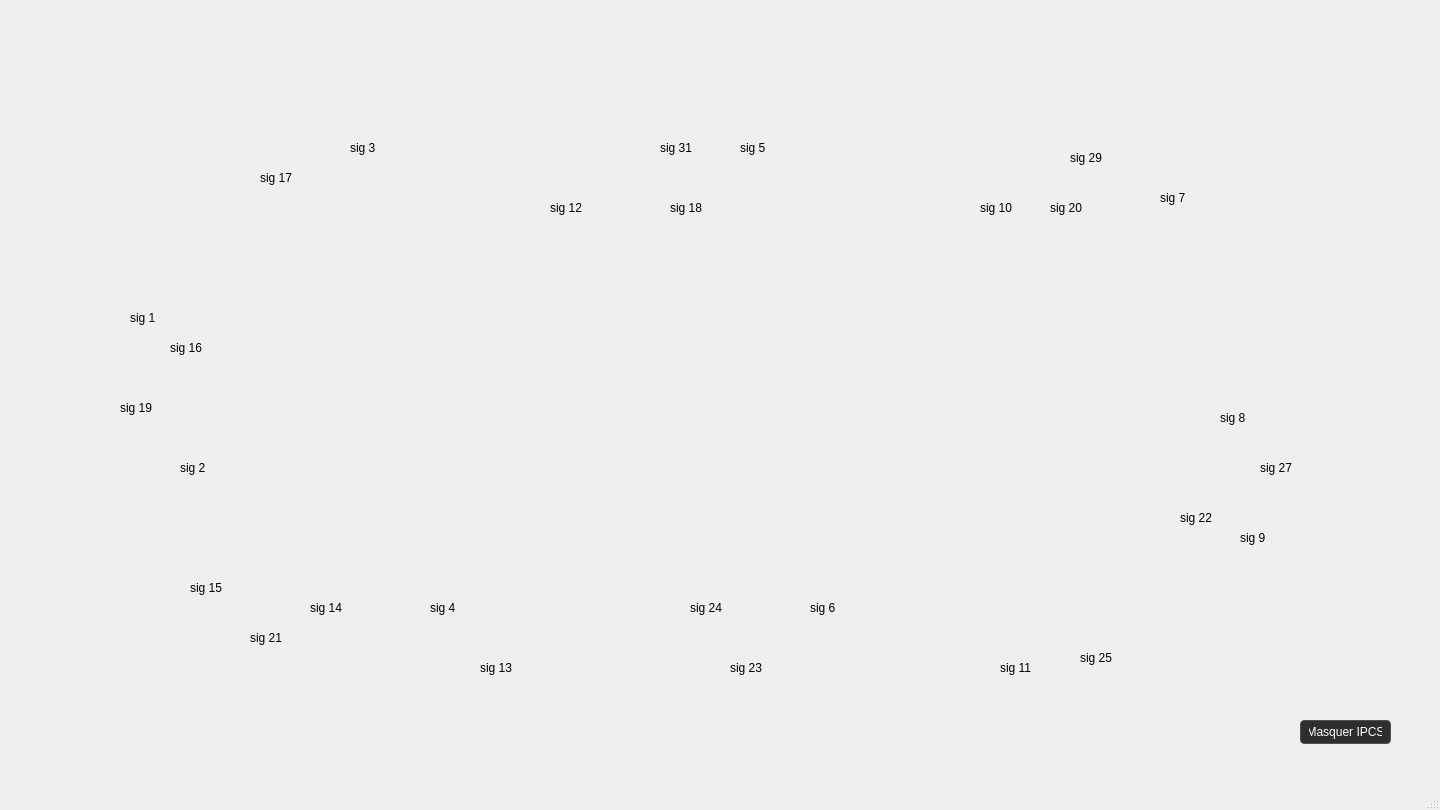
Before: the Qt Designer form ui/gui.ui in Elfix3/TCO, drawn with Qt 5.
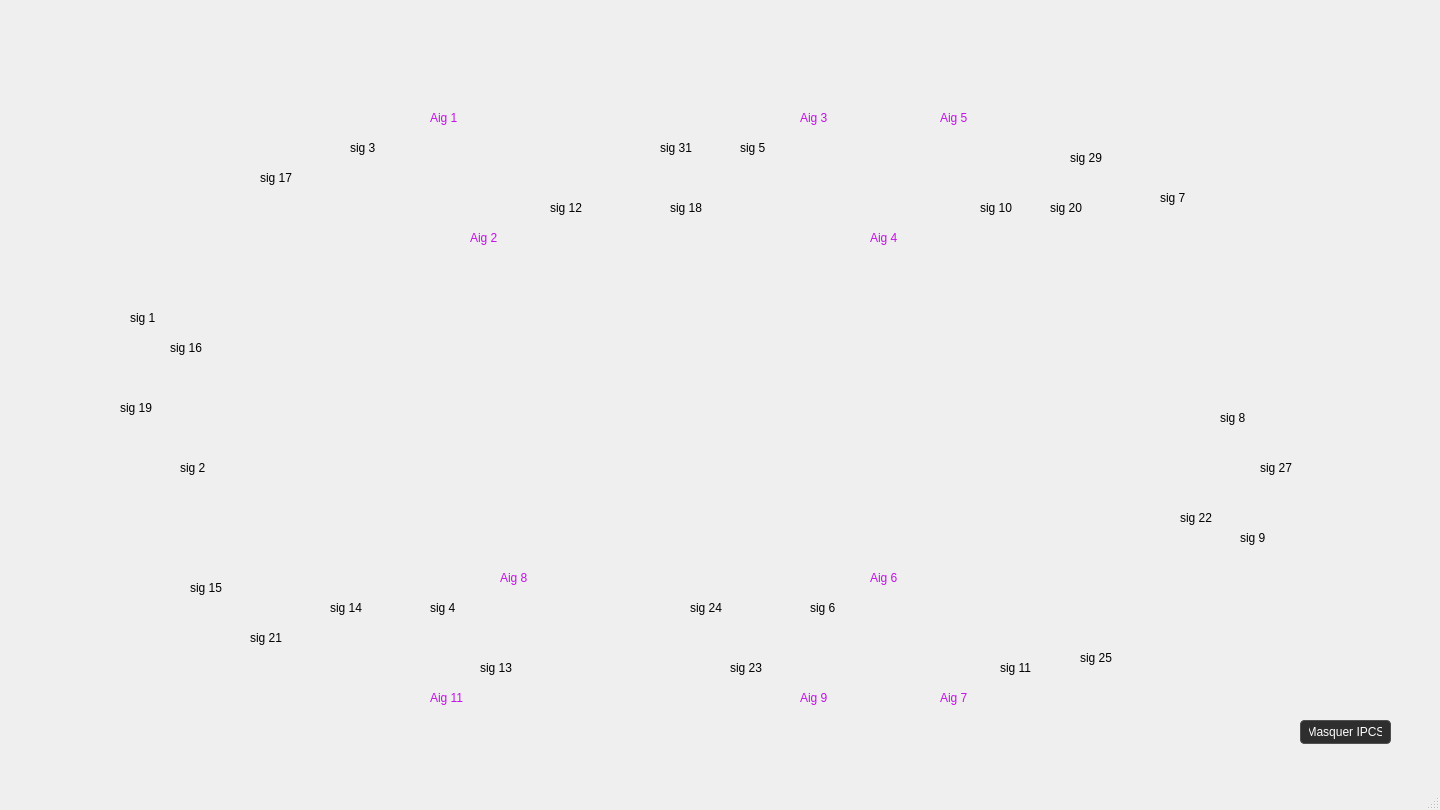
After: the same form once the commit is applied. Icons and pictures are not drawn.

Commit message: aiguille labels added

Patch:
```diff
--- a/ui/gui.ui
+++ b/ui/gui.ui
@@ -285,7 +285,7 @@
    <widget class="QLabel" name="labelSig14_IPCS">
     <property name="geometry">
      <rect>
-      <x>310</x>
+      <x>330</x>
       <y>600</y>
       <width>49</width>
       <height>16</height>
@@ -438,6 +438,406 @@
      <string>sig 19</string>
     </property>
    </widget>
+   <widget class="QLabel" name="labelAig1">
+    <property name="geometry">
+     <rect>
+      <x>430</x>
+      <y>110</y>
+      <width>49</width>
+      <height>16</height>
+     </rect>
+    </property>
+    <property name="palette">
+     <palette>
+      <active>
+       <colorrole role="WindowText">
+        <brush brushstyle="SolidPattern">
+         <color alpha="255">
+          <red>198</red>
+          <green>15</green>
+          <blue>235</blue>
+         </color>
+        </brush>
+       </colorrole>
+      </active>
+      <inactive>
+       <colorrole role="WindowText">
+        <brush brushstyle="SolidPattern">
+         <color alpha="255">
+          <red>198</red>
+          <green>15</green>
+          <blue>235</blue>
+         </color>
+        </brush>
+       </colorrole>
+      </inactive>
+      <disabled/>
+     </palette>
+    </property>
+    <property name="text">
+     <string>Aig 1</string>
+    </property>
+   </widget>
+   <widget class="QLabel" name="labelAig2">
+    <property name="geometry">
+     <rect>
+      <x>470</x>
+      <y>230</y>
+      <width>49</width>
+      <height>16</height>
+     </rect>
+    </property>
+    <property name="palette">
+     <palette>
+      <active>
+       <colorrole role="WindowText">
+        <brush brushstyle="SolidPattern">
+         <color alpha="255">
+          <red>198</red>
+          <green>15</green>
+          <blue>235</blue>
+         </color>
+        </brush>
+       </colorrole>
+      </active>
+      <inactive>
+       <colorrole role="WindowText">
+        <brush brushstyle="SolidPattern">
+         <color alpha="255">
+          <red>198</red>
+          <green>15</green>
+          <blue>235</blue>
+         </color>
+        </brush>
+       </colorrole>
+      </inactive>
+      <disabled/>
+     </palette>
+    </property>
+    <property name="text">
+     <string>Aig 2</string>
+    </property>
+   </widget>
+   <widget class="QLabel" name="labelAig3">
+    <property name="geometry">
+     <rect>
+      <x>800</x>
+      <y>110</y>
+      <width>49</width>
+      <height>16</height>
+     </rect>
+    </property>
+    <property name="palette">
+     <palette>
+      <active>
+       <colorrole role="WindowText">
+        <brush brushstyle="SolidPattern">
+         <color alpha="255">
+          <red>198</red>
+          <green>15</green>
+          <blue>235</blue>
+         </color>
+        </brush>
+       </colorrole>
+      </active>
+      <inactive>
+       <colorrole role="WindowText">
+        <brush brushstyle="SolidPattern">
+         <color alpha="255">
+          <red>198</red>
+          <green>15</green>
+          <blue>235</blue>
+         </color>
+        </brush>
+       </colorrole>
+      </inactive>
+      <disabled/>
+     </palette>
+    </property>
+    <property name="text">
+     <string>Aig 3</string>
+    </property>
+   </widget>
+   <widget class="QLabel" name="labelAig5">
+    <property name="geometry">
+     <rect>
+      <x>940</x>
+      <y>110</y>
+      <width>49</width>
+      <height>16</height>
+     </rect>
+    </property>
+    <property name="palette">
+     <palette>
+      <active>
+       <colorrole role="WindowText">
+        <brush brushstyle="SolidPattern">
+         <color alpha="255">
+          <red>198</red>
+          <green>15</green>
+          <blue>235</blue>
+         </color>
+        </brush>
+       </colorrole>
+      </active>
+      <inactive>
+       <colorrole role="WindowText">
+        <brush brushstyle="SolidPattern">
+         <color alpha="255">
+          <red>198</red>
+          <green>15</green>
+          <blue>235</blue>
+         </color>
+        </brush>
+       </colorrole>
+      </inactive>
+      <disabled/>
+     </palette>
+    </property>
+    <property name="text">
+     <string>Aig 5</string>
+    </property>
+   </widget>
+   <widget class="QLabel" name="labelAig4">
+    <property name="geometry">
+     <rect>
+      <x>870</x>
+      <y>230</y>
+      <width>49</width>
+      <height>16</height>
+     </rect>
+    </property>
+    <property name="palette">
+     <palette>
+      <active>
+       <colorrole role="WindowText">
+        <brush brushstyle="SolidPattern">
+         <color alpha="255">
+          <red>198</red>
+          <green>15</green>
+          <blue>235</blue>
+         </color>
+        </brush>
+       </colorrole>
+      </active>
+      <inactive>
+       <colorrole role="WindowText">
+        <brush brushstyle="SolidPattern">
+         <color alpha="255">
+          <red>198</red>
+          <green>15</green>
+          <blue>235</blue>
+         </color>
+        </brush>
+       </colorrole>
+      </inactive>
+      <disabled/>
+     </palette>
+    </property>
+    <property name="text">
+     <string>Aig 4</string>
+    </property>
+   </widget>
+   <widget class="QLabel" name="labelAig7">
+    <property name="geometry">
+     <rect>
+      <x>940</x>
+      <y>690</y>
+      <width>49</width>
+      <height>16</height>
+     </rect>
+    </property>
+    <property name="palette">
+     <palette>
+      <active>
+       <colorrole role="WindowText">
+        <brush brushstyle="SolidPattern">
+         <color alpha="255">
+          <red>198</red>
+          <green>15</green>
+          <blue>235</blue>
+         </color>
+        </brush>
+       </colorrole>
+      </active>
+      <inactive>
+       <colorrole role="WindowText">
+        <brush brushstyle="SolidPattern">
+         <color alpha="255">
+          <red>198</red>
+          <green>15</green>
+          <blue>235</blue>
+         </color>
+        </brush>
+       </colorrole>
+      </inactive>
+      <disabled/>
+     </palette>
+    </property>
+    <property name="text">
+     <string>Aig 7</string>
+    </property>
+   </widget>
+   <widget class="QLabel" name="labelAig9">
+    <property name="geometry">
+     <rect>
+      <x>800</x>
+      <y>690</y>
+      <width>49</width>
+      <height>16</height>
+     </rect>
+    </property>
+    <property name="palette">
+     <palette>
+      <active>
+       <colorrole role="WindowText">
+        <brush brushstyle="SolidPattern">
+         <color alpha="255">
+          <red>198</red>
+          <green>15</green>
+          <blue>235</blue>
+         </color>
+        </brush>
+       </colorrole>
+      </active>
+      <inactive>
+       <colorrole role="WindowText">
+        <brush brushstyle="SolidPattern">
+         <color alpha="255">
+          <red>198</red>
+          <green>15</green>
+          <blue>235</blue>
+         </color>
+        </brush>
+       </colorrole>
+      </inactive>
+      <disabled/>
+     </palette>
+    </property>
+    <property name="text">
+     <string>Aig 9</string>
+    </property>
+   </widget>
+   <widget class="QLabel" name="labelAig6">
+    <property name="geometry">
+     <rect>
+      <x>870</x>
+      <y>570</y>
+      <width>49</width>
+      <height>16</height>
+     </rect>
+    </property>
+    <property name="palette">
+     <palette>
+      <active>
+       <colorrole role="WindowText">
+        <brush brushstyle="SolidPattern">
+         <color alpha="255">
+          <red>198</red>
+          <green>15</green>
+          <blue>235</blue>
+         </color>
+        </brush>
+       </colorrole>
+      </active>
+      <inactive>
+       <colorrole role="WindowText">
+        <brush brushstyle="SolidPattern">
+         <color alpha="255">
+          <red>198</red>
+          <green>15</green>
+          <blue>235</blue>
+         </color>
+        </brush>
+       </colorrole>
+      </inactive>
+      <disabled/>
+     </palette>
+    </property>
+    <property name="text">
+     <string>Aig 6</string>
+    </property>
+   </widget>
+   <widget class="QLabel" name="labelAig11">
+    <property name="geometry">
+     <rect>
+      <x>430</x>
+      <y>690</y>
+      <width>49</width>
+      <height>16</height>
+     </rect>
+    </property>
+    <property name="palette">
+     <palette>
+      <active>
+       <colorrole role="WindowText">
+        <brush brushstyle="SolidPattern">
+         <color alpha="255">
+          <red>198</red>
+          <green>15</green>
+          <blue>235</blue>
+         </color>
+        </brush>
+       </colorrole>
+      </active>
+      <inactive>
+       <colorrole role="WindowText">
+        <brush brushstyle="SolidPattern">
+         <color alpha="255">
+          <red>198</red>
+          <green>15</green>
+          <blue>235</blue>
+         </color>
+        </brush>
+       </colorrole>
+      </inactive>
+      <disabled/>
+     </palette>
+    </property>
+    <property name="text">
+     <string>Aig 11</string>
+    </property>
+   </widget>
+   <widget class="QLabel" name="labelAig6_2">
+    <property name="geometry">
+     <rect>
+      <x>500</x>
+      <y>570</y>
+      <width>49</width>
+      <height>16</height>
+     </rect>
+    </property>
+    <property name="palette">
+     <palette>
+      <active>
+       <colorrole role="WindowText">
+        <brush brushstyle="SolidPattern">
+         <color alpha="255">
+          <red>198</red>
+          <green>15</green>
+          <blue>235</blue>
+         </color>
+        </brush>
+       </colorrole>
+      </active>
+      <inactive>
+       <colorrole role="WindowText">
+        <brush brushstyle="SolidPattern">
+         <color alpha="255">
+          <red>198</red>
+          <green>15</green>
+          <blue>235</blue>
+         </color>
+        </brush>
+       </colorrole>
+      </inactive>
+      <disabled/>
+     </palette>
+    </property>
+    <property name="text">
+     <string>Aig 8</string>
+    </property>
+   </widget>
   </widget>
   <widget class="QStatusBar" name="statusbar"/>
   <action name="actionActives">
```
The commit also changes 1 other file.
